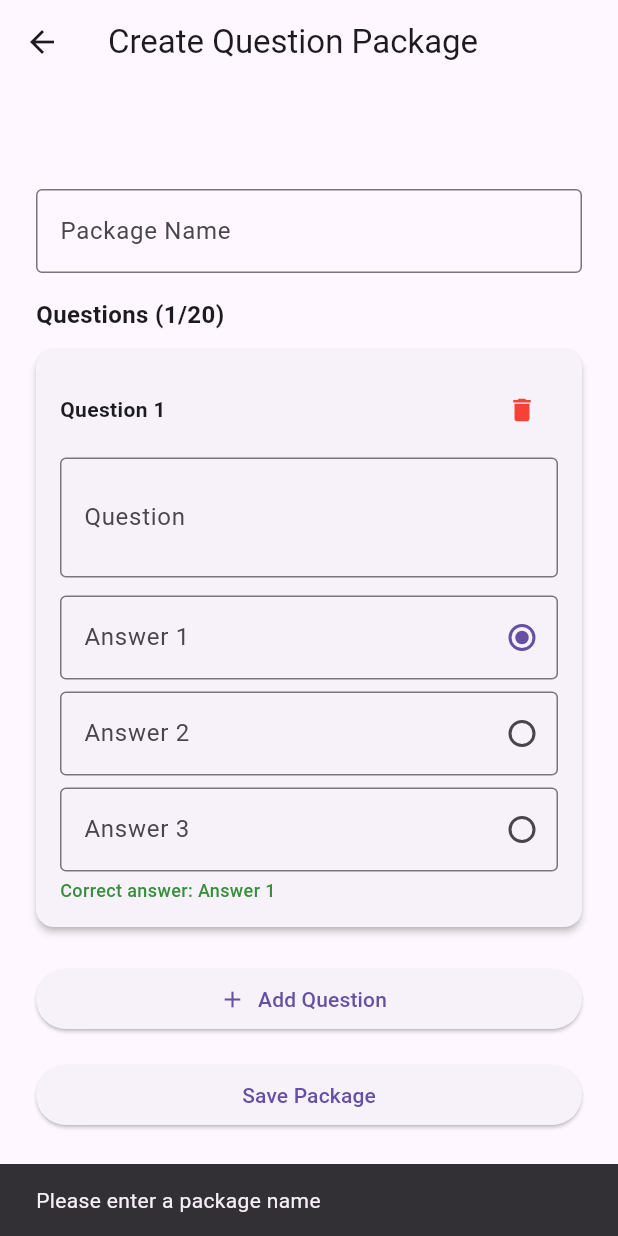
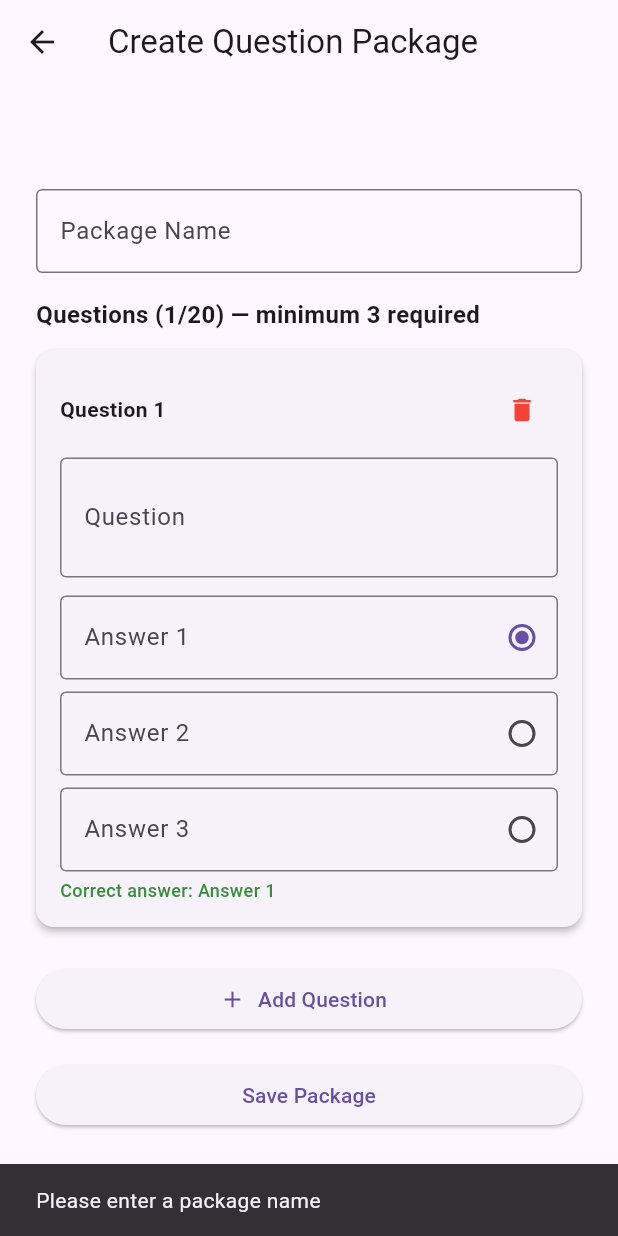
Before and after one commit to Arx-hub/BingoEvent, a Flutter app: the QuestionPackageEditor screen opened directly with empty values, after a tap on "Save Package", on a phone screen of 412 x 824 dp. Run offline on Flutter 3.47's test engine with Material 3 defaults, Android fonts, the light colour scheme and no system bars; network calls fail.

Commit message:
Question packages
Now the admin gets prompted, when creating a question package to add at least 3 questions to save. And the free bingo board pick is now full scale, not cropped and scrollable.

```diff
--- a/bingo_event_administrator_side/lib/main.dart
+++ b/bingo_event_administrator_side/lib/main.dart
@@ -2046,6 +2046,14 @@ class _QuestionPackageEditorState extends State<QuestionPackageEditor> {
       return;
     }
 
+    // Validate minimum question count
+    if (questions.length < 3) {
+      ScaffoldMessenger.of(context).showSnackBar(
+        const SnackBar(content: Text('At least 3 questions are required')),
+      );
+      return;
+    }
+
     // Validate questions
     for (int i = 0; i < questions.length; i++) {
       final q = questions[i];
@@ -2123,7 +2131,7 @@ class _QuestionPackageEditorState extends State<QuestionPackageEditor> {
                 ),
                 const SizedBox(height: 16),
                 Text(
-                  'Questions (${questions.length}/20)',
+                  'Questions (${questions.length}/20) — minimum 3 required',
                   style: const TextStyle(fontSize: 16, fontWeight: FontWeight.bold),
                 ),
                 const SizedBox(height: 12),
@@ -3118,8 +3126,9 @@ class _EventPreviewBingoBoardState extends State<EventPreviewBingoBoard> {
         title: const Text('Select a box to mark'),
         content: SizedBox(
           width: double.maxFinite,
-          height: 300,
           child: GridView.builder(
+            shrinkWrap: true,
+            physics: const NeverScrollableScrollPhysics(),
             gridDelegate: const SliverGridDelegateWithFixedCrossAxisCount(
               crossAxisCount: 5,
               crossAxisSpacing: 6.0,
--- a/bingo_event_guest_side/lib/main.dart
+++ b/bingo_event_guest_side/lib/main.dart
@@ -427,6 +427,8 @@ class _BingoBoardPageState extends State<BingoBoardPage> {
         content: SizedBox(
           width: double.maxFinite,
           child: GridView.builder(
+            shrinkWrap: true,
+            physics: const NeverScrollableScrollPhysics(),
             gridDelegate: const SliverGridDelegateWithFixedCrossAxisCount(
               crossAxisCount: 5,
               crossAxisSpacing: 8.0,
```
Also changed, not shown: bingo_event_guest_side/pubspec.lock, 3 other files.
